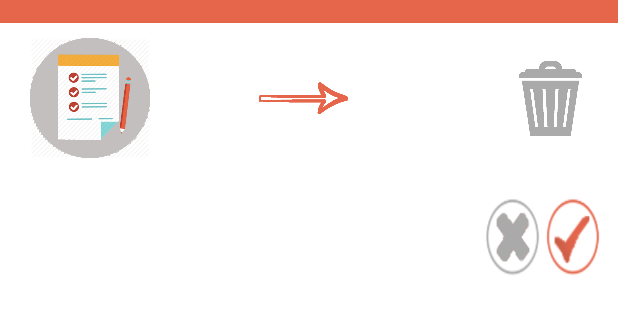
After one commit to susanaranjo/OraleApp, an Android app: the layout delete_report_dialog.xml on its own in the app's theme, with its tools: preview values and no code run, on a phone screen of 412 x 824 dp. The commit adds this screen. Shown: the top 314 px of the screen. Run offline under Robolectric (Android 15) with nearby library versions, the phone set to English and light mode, and no system bars.

Commit message:
Delete report

```diff
--- a/app/src/main/java/com/example/susananaranjovillamil/orale/AdapterSelected.java
+++ b/app/src/main/java/com/example/susananaranjovillamil/orale/AdapterSelected.java
@@ -13,7 +13,6 @@ import android.widget.ImageView;
 
 import java.util.ArrayList;
 public class AdapterSelected extends ArrayAdapter<Pictogram> {
-
 
 
     private final Activity context;
@@ -37,5 +36,5 @@ public class AdapterSelected extends ArrayAdapter<Pictogram> {
 
         return rowView;
 
-    };
+    }
 }
--- a/app/src/main/java/com/example/susananaranjovillamil/orale/CustomListAdapter.java
+++ b/app/src/main/java/com/example/susananaranjovillamil/orale/CustomListAdapter.java
@@ -31,13 +31,8 @@ public class CustomListAdapter extends ArrayAdapter<Pictogram> {
         View rowView=inflater.inflate(R.layout.mylist, null,true);
 
 
-        //TextView txtTitle = (TextView) rowView.findViewById(R.id.item);
         ImageView imageView = (ImageView) rowView.findViewById(R.id.icon);
-        //TextView extratxt = (TextView) rowView.findViewById(R.id.textView1);
-
-        //txtTitle.setText(name[position]);
         imageView.setImageResource(pictograms.get(position).getImgid());
-        //extratxt.setText("Description "+itemname[position]);
 
         return rowView;
 
--- /dev/null
+++ b/app/src/main/res/layout/delete_report_dialog.xml
@@ -0,0 +1,114 @@
+<?xml version="1.0" encoding="utf-8"?>
+<LinearLayout xmlns:android="http://schemas.android.com/apk/res/android"
+    xmlns:app="http://schemas.android.com/apk/res-auto"
+    android:layout_width="match_parent"
+    android:layout_height="match_parent"
+    android:background="@android:color/background_light"
+    android:orientation="vertical">
+
+
+    <RelativeLayout
+        android:layout_width="match_parent"
+        android:layout_height="match_parent">
+
+        <LinearLayout
+        android:id="@+id/linearLayout"
+        android:layout_width="match_parent"
+        android:layout_height="15dp"
+        android:layout_alignParentTop="true"
+        android:background="@color/colorPrimaryDark"
+        android:orientation="horizontal"></LinearLayout>
+
+        <LinearLayout
+        android:id="@+id/linearLayout4"
+        android:layout_width="match_parent"
+        android:layout_height="wrap_content"
+        android:layout_alignParentStart="true"
+        android:layout_below="@+id/linearLayout"
+        android:paddingLeft="20dp"
+        android:paddingRight="20dp"
+        android:paddingTop="10dp">
+
+            <ImageView
+                android:id="@+id/report"
+                android:layout_width="80dp"
+                android:layout_height="80dp"
+                android:background="@drawable/doc2" />
+
+        <Space
+            android:layout_width="wrap_content"
+            android:layout_height="wrap_content"
+            android:layout_weight="0.4" />
+
+
+        <ImageView
+            android:id="@+id/arrow"
+            android:layout_width="60dp"
+            android:layout_height="80dp"
+            android:layout_gravity="center"
+            app:srcCompat="@drawable/arrow" />
+
+        <Space
+            android:layout_width="wrap_content"
+            android:layout_height="wrap_content"
+            android:layout_weight="0.6" />
+
+        <ImageView
+            android:id="@+id/trash"
+            android:layout_width="50dp"
+            android:layout_height="80dp"
+            app:srcCompat="@drawable/trash" />
+
+
+        </LinearLayout>
+
+        <LinearLayout
+            android:id="@+id/linearLayout5"
+            android:layout_width="match_parent"
+            android:layout_height="wrap_content"
+            android:layout_alignParentStart="true"
+            android:layout_below="@+id/linearLayout4"
+            android:paddingLeft="20dp"
+            android:paddingRight="20dp"
+            android:paddingTop="0dp">
+
+            <TextView
+                android:id="@+id/date"
+                android:layout_width="match_parent"
+                android:layout_height="wrap_content"
+                android:textAlignment="textStart"
+                android:textColor="@color/colorAccent"
+                android:textSize="12sp" />
+
+        </LinearLayout>
+
+        <LinearLayout
+        android:layout_width="match_parent"
+        android:layout_height="wrap_content"
+        android:layout_alignParentStart="true"
+        android:layout_below="@+id/linearLayout5"
+        android:padding="10dp">
+
+        <Space
+            android:layout_width="wrap_content"
+            android:layout_height="wrap_content"
+            android:layout_weight="1" />
+
+        <Button
+            android:id="@+id/button"
+            android:layout_width="40dp"
+            android:layout_height="wrap_content"
+            android:background="@drawable/cancel"
+            android:paddingRight="30dp" />
+
+        <Button
+            android:id="@+id/button2"
+            android:layout_width="40dp"
+            android:layout_height="wrap_content"
+            android:background="@drawable/check" />
+
+
+        </LinearLayout>
+            </RelativeLayout>
+
+    </LinearLayout>
```
Also changed, not shown: app/src/main/java/com/example/susananaranjovillamil/orale/AdapterReport.java (added, +47 -0 lines), app/src/main/java/com/example/susananaranjovillamil/orale/Report.java (+11 -1 lines), app/src/main/java/com/example/susananaranjovillamil/orale/SharedPreference.java (+4 -8 lines), app/src/main/java/com/example/susananaranjovillamil/orale/ShowSuggestion.java (+18 -4 lines), app/src/main/java/com/example/susananaranjovillamil/orale/StartActivity.java (+101 -3 lines), app/src/main/res/layout/list_report.xml (added, +30 -0 lines), app/src/main/res/layout/report_dialog.xml (added, +78 -0 lines), app/src/main/res/drawable/doc2.png (added), app/src/main/res/drawable/trash2.png (added).
